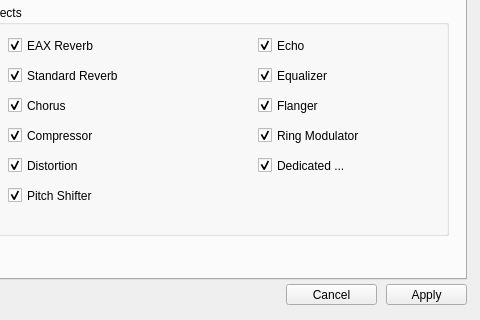
This is utils/alsoft-config/mainwindow.ui in kcat/openal-soft as Qt 5 draws it before an edit; both pictures show x 84 to 564 and y 140 to 460 of the 564 by 460 pixel window. The edited form follows.
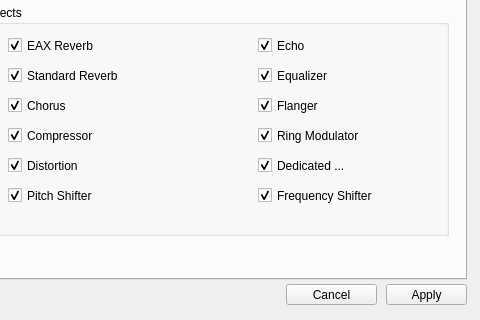
This is the edited form. Icons and pictures are not drawn.

Commit message: Alsoft-config: Add frequency shifter effect

The edit to the form file:
```diff
--- a/utils/alsoft-config/mainwindow.ui
+++ b/utils/alsoft-config/mainwindow.ui
@@ -2124,6 +2124,22 @@
         <bool>true</bool>
        </property>
       </widget>
+      <widget class="QCheckBox" name="enableFrequencyShifterCheck">
+       <property name="geometry">
+        <rect>
+         <x>320</x>
+         <y>180</y>
+         <width>131</width>
+         <height>21</height>
+        </rect>
+       </property>
+       <property name="text">
+        <string>Frequency Shifter</string>
+       </property>
+       <property name="checked">
+        <bool>true</bool>
+       </property>
+      </widget>
      </widget>
      <widget class="QLabel" name="label_13">
       <property name="geometry">
```
The commit also changes 2 other files.
